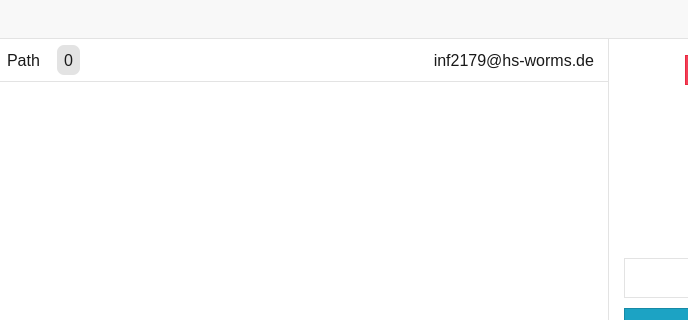
The window that src/gui/mainwindow.ui (Gitnoter/vemoria2) describes before a commit, drawn with Qt 5; both pictures show x 281 to 969 and y 0 to 320 of the 1189 by 722 pixel window.
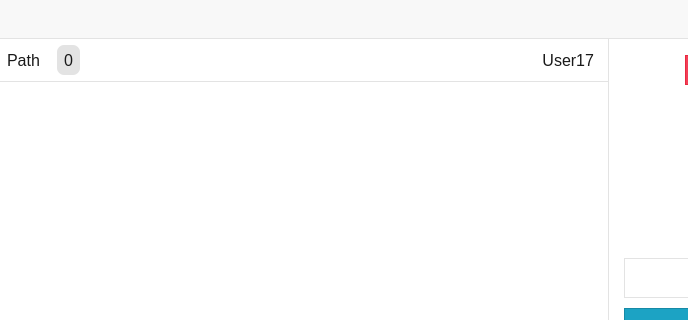
The same window after the commit. Icons and pictures are not drawn.

The edit to the form file:
```diff
--- a/src/gui/mainwindow.ui
+++ b/src/gui/mainwindow.ui
@@ -1441,7 +1441,7 @@
                   <string notr="true">padding-right:10px;</string>
                  </property>
                  <property name="text">
-                  <string>inf2179@hs-worms.de</string>
+                  <string>User17</string>
                  </property>
                  <property name="alignment">
                   <set>Qt::AlignRight|Qt::AlignTrailing|Qt::AlignVCenter</set>
```
Left out of the diff: 2 changed lines with no effect on the pictures.
